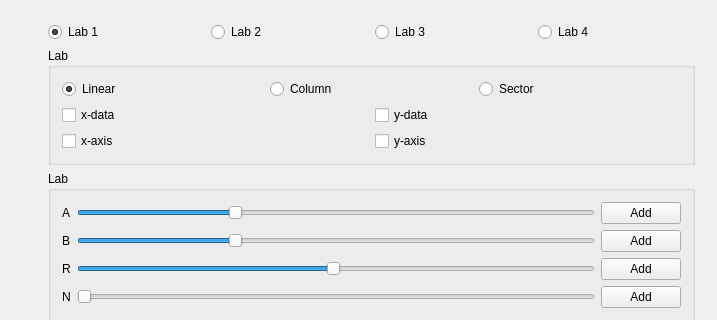
Before: the Qt Designer form Lab1/Lab1.ui in Cvelth/university_comp_graphich_project, drawn with Qt 5; both pictures show x 0 to 717 and y 0 to 320 of the 717 by 1158 pixel window.
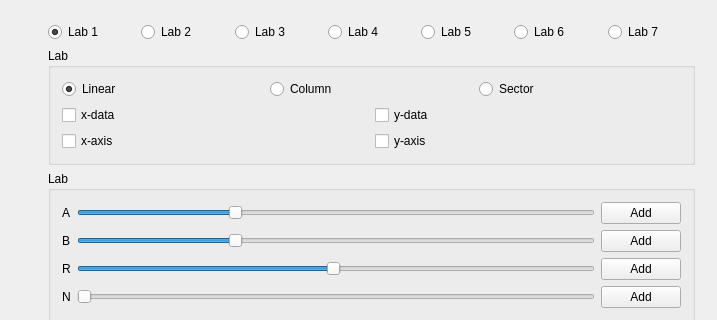
After: the same form once the commit is applied.

What changed in the file:
```diff
--- a/Lab1/Lab1.ui
+++ b/Lab1/Lab1.ui
@@ -13,7 +13,7 @@
   <property name="windowTitle">
    <string>Lab1</string>
   </property>
-  <layout class="QVBoxLayout" name="verticalLayout_3" stretch="1,0">
+  <layout class="QVBoxLayout" name="verticalLayout_3" stretch="0,0">
    <item>
     <widget class="QSplitter" name="splitter">
      <property name="sizePolicy">
@@ -47,7 +47,7 @@
         <enum>QLayout::SetMinimumSize</enum>
        </property>
        <item>
-        <layout class="QHBoxLayout" name="horizontalLayout_8">
+        <layout class="QHBoxLayout" name="horizontalLayout_8" stretch="0,0,0,0,0,0,0">
          <item>
           <widget class="QRadioButton" name="lab1">
            <property name="text">
@@ -88,6 +88,33 @@
            </property>
           </widget>
          </item>
+         <item>
+          <widget class="QRadioButton" name="lab5">
+           <property name="text">
+            <string>Lab 5</string>
+           </property>
+          </widget>
+         </item>
+         <item>
+          <widget class="QRadioButton" name="lab6">
+           <property name="text">
+            <string>Lab 6</string>
+           </property>
+           <property name="checked">
+            <bool>false</bool>
+           </property>
+          </widget>
+         </item>
+         <item>
+          <widget class="QRadioButton" name="lab7">
+           <property name="text">
+            <string>Lab 7</string>
+           </property>
+           <property name="checked">
+            <bool>false</bool>
+           </property>
+          </widget>
+         </item>
         </layout>
        </item>
        <item>
```
Left out of the diff: 2 changed lines with no effect on the pictures.
